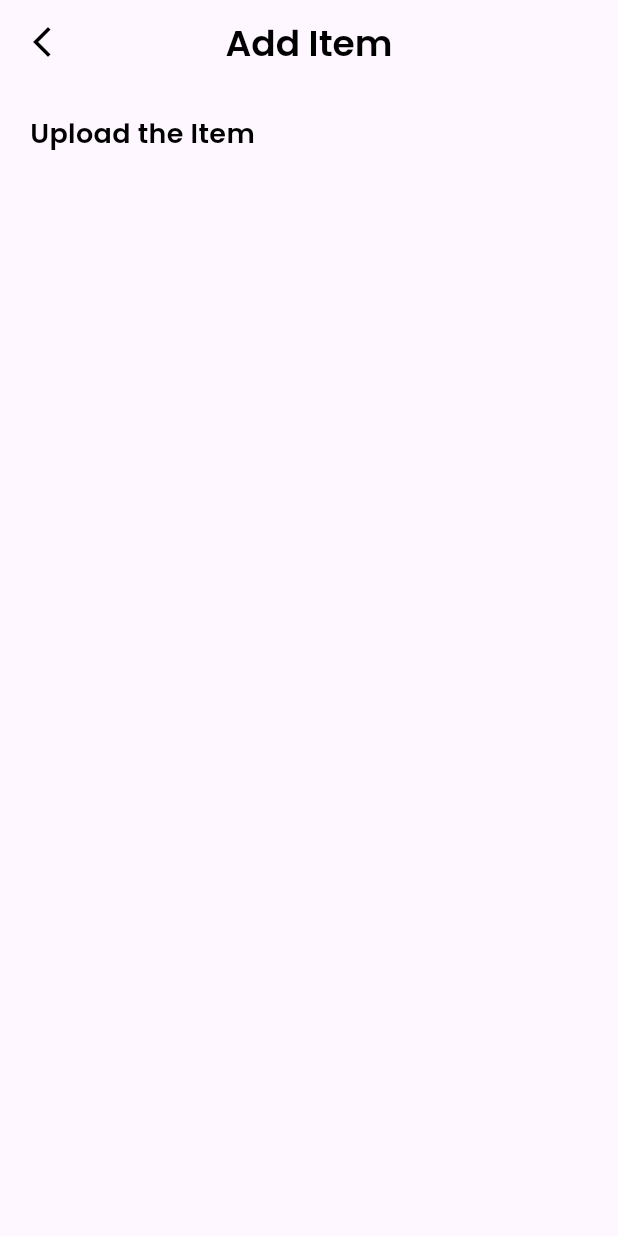
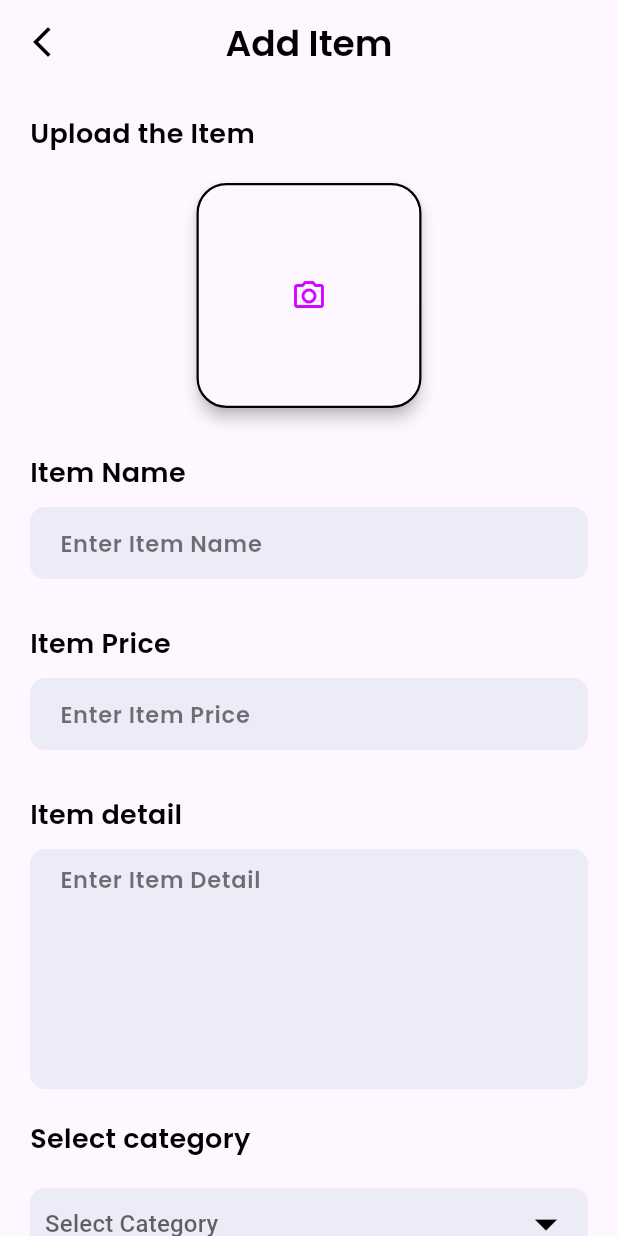
Before and after one commit to Rajatrai26/Ahaar, a Flutter app: the AddFood screen opened directly, on a phone screen of 412 x 824 dp. Run offline on Flutter 3.47's test engine with Material 3 defaults, Android fonts, the phone set to English and light mode, and no system bars; our stand-ins replace cloud_firestore, curved_navigation_bar, firebase_auth, firebase_core; accounts and stored records are empty.

Commit message:
select category added 4 28 00

```diff
--- a/lib/admin/add_food.dart
+++ b/lib/admin/add_food.dart
@@ -9,6 +9,11 @@
 }
 
 class _AddFoodState extends State<AddFood> {
+  final List<String> items = ['Meal', 'Snacks', 'Packaged Snacks', 'Beverages'];
+  String? value;
+  TextEditingController namecontroller = new TextEditingController();
+  TextEditingController pricecontroller = new TextEditingController();
+  TextEditingController detailcontroller = new TextEditingController();
   @override
   Widget build(BuildContext context) {
     return Scaffold(
@@ -28,7 +33,8 @@
           style: AppWidget.HeadLineTextFeildStyle(),
         ),
       ),
-      body: Container(
+      body: SingleChildScrollView(
+        child: Container(
           margin:
               EdgeInsets.only(left: 20.0, right: 20.0, top: 20.0, bottom: 30.0),
           child: Column(
@@ -37,8 +43,146 @@
               Text(
                 "Upload the Item ",
                 style: AppWidget.semiBoldTextFeildStyle(),
-            )
+              ),
+              SizedBox(
+                height: 20.0,
+              ),
+              Center(
+                child: Material(
+                  elevation: 4.0,
+                  borderRadius: BorderRadius.circular(20),
+                  child: Container(
+                    width: 150,
+                    height: 150,
+                    decoration: BoxDecoration(
+                        border: Border.all(color: Colors.black, width: 1.5),
+                        borderRadius: BorderRadius.circular(20)),
+                    child: Icon(
+                      Icons.camera_alt_outlined,
+                      color: const Color.fromARGB(255, 210, 7, 255),
+                    ),
+                  ),
+                ),
+              ),
+              SizedBox(
+                height: 30.0,
+              ),
+              Text(
+                "Item Name",
+                style: AppWidget.semiBoldTextFeildStyle(),
+              ),
+              SizedBox(
+                height: 10.0,
+              ),
+              Container(
+                padding: EdgeInsets.symmetric(horizontal: 20.0),
+                width: MediaQuery.of(context).size.width,
+                decoration: BoxDecoration(
+                    color: Color(0xFFececf8),
+                    borderRadius: BorderRadius.circular(10)),
+                child: TextField(
+                  controller: namecontroller,
+                  decoration: InputDecoration(
+                    border: InputBorder.none,
+                    hintText: "Enter Item Name",
+                    hintStyle: AppWidget.LightTextFeildStyle(),
+                  ),
+                ),
+              ),
+              SizedBox(
+                height: 30.0,
+              ),
+              Text(
+                "Item Price",
+                style: AppWidget.semiBoldTextFeildStyle(),
+              ),
+              SizedBox(
+                height: 10.0,
+              ),
+              Container(
+                padding: EdgeInsets.symmetric(horizontal: 20.0),
+                width: MediaQuery.of(context).size.width,
+                decoration: BoxDecoration(
+                    color: Color(0xFFececf8),
+                    borderRadius: BorderRadius.circular(10)),
+                child: TextField(
+                  controller: pricecontroller,
+                  decoration: InputDecoration(
+                    border: InputBorder.none,
+                    hintText: "Enter Item Price",
+                    hintStyle: AppWidget.LightTextFeildStyle(),
+                  ),
+                ),
+              ),
+              SizedBox(
+                height: 30.0,
+              ),
+              Text(
+                "Item detail",
+                style: AppWidget.semiBoldTextFeildStyle(),
+              ),
+              SizedBox(
+                height: 10.0,
+              ),
+              Container(
+                padding: EdgeInsets.symmetric(horizontal: 20.0),
+                width: MediaQuery.of(context).size.width,
+                decoration: BoxDecoration(
+                    color: Color(0xFFececf8),
+                    borderRadius: BorderRadius.circular(10)),
+                child: TextField(
+                  maxLines: 6,
+                  controller: detailcontroller,
+                  decoration: InputDecoration(
+                    border: InputBorder.none,
+                    hintText: "Enter Item Detail",
+                    hintStyle: AppWidget.LightTextFeildStyle(),
+                  ),
+                ),
+              ),
+              SizedBox(
+                height: 20.0,
+              ),
+              Text(
+                "Select category",
+                style: AppWidget.semiBoldTextFeildStyle(),
+              ),
+              SizedBox(
+                height: 20.0,
+              ),
+              Container(
+                padding: EdgeInsets.symmetric(horizontal: 10.0),
+                width: MediaQuery.of(context).size.width,
+                decoration: BoxDecoration(
+                    color: Color(0xFFececf8),
+                    borderRadius: BorderRadius.circular(10)),
+                child: DropdownButtonHideUnderline(
+                  child: DropdownButton<String>(
+                    items: items
+                        .map((item) => DropdownMenuItem<String>(
+                            value: item,
+                            child: Text(
+                              item,
+                              style: TextStyle(
+                                  fontSize: 18.0, color: Colors.black),
+                            )))
+                        .toList(),
+                    onChanged: ((value) => setState(() {
+                          this.value = value;
+                        })),
+                    dropdownColor: Colors.white,
+                    hint: Text("Select Category"),
+                    iconSize: 36,
+                    icon: Icon(
+                      Icons.arrow_drop_down,
+                      color: Colors.black,
+                    ),
+                    value: value,
+                  ),
+                ),
+              ),
             ],
+          ),
         ),
       ),
     );
```
Lines whose indentation alone changed are shown as unchanged.
